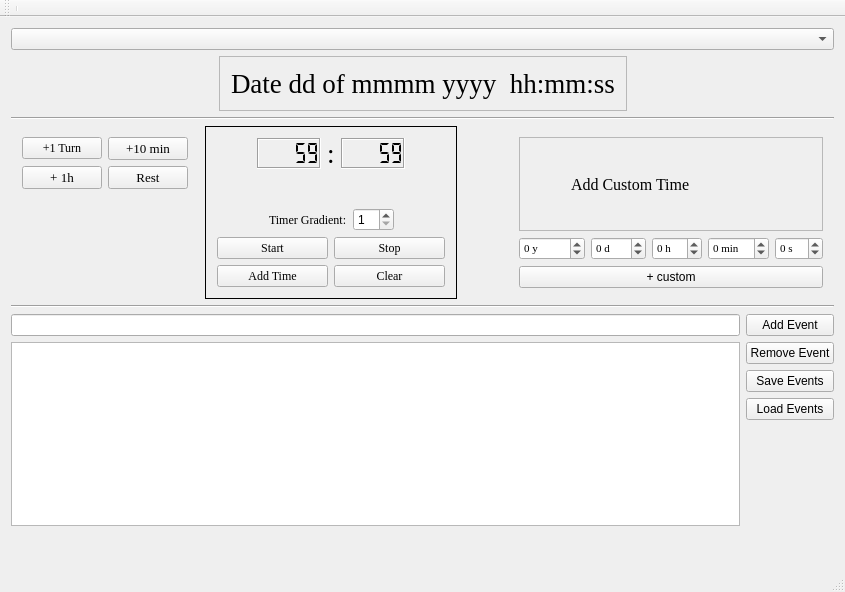
This is mainwindow.ui in HTalarmo/dnd-calendar as Qt 5 draws it before an edit. The edited form follows.
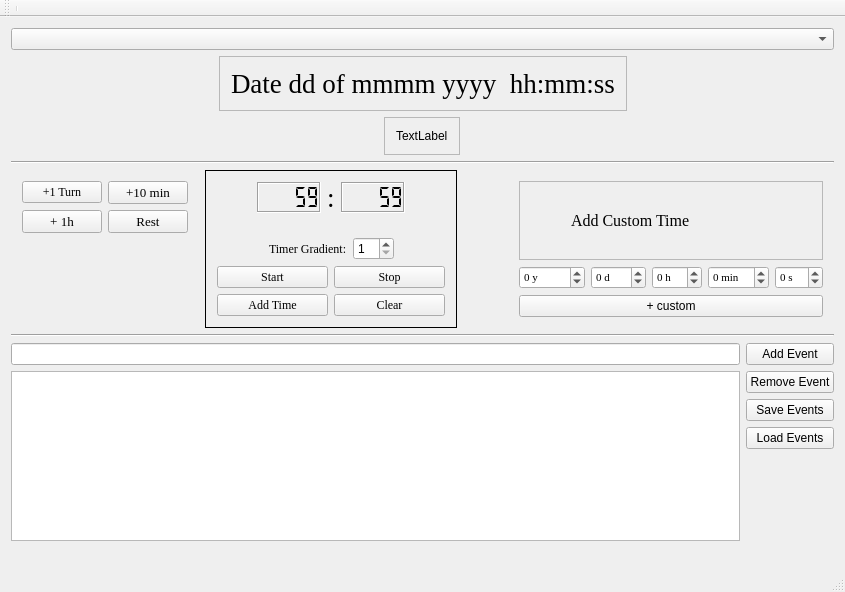
This is the edited form.

Commit message: The thing can now draw a moon

```diff
--- a/mainwindow.ui
+++ b/mainwindow.ui
@@ -79,6 +79,25 @@
       </item>
      </layout>
     </item>
+    <item alignment="Qt::AlignHCenter">
+     <widget class="QFrame" name="frame">
+      <property name="frameShape">
+       <enum>QFrame::StyledPanel</enum>
+      </property>
+      <property name="frameShadow">
+       <enum>QFrame::Raised</enum>
+      </property>
+      <layout class="QHBoxLayout" name="horizontalLayout">
+       <item>
+        <widget class="QLabel" name="moon_test_label">
+         <property name="text">
+          <string>TextLabel</string>
+         </property>
+        </widget>
+       </item>
+      </layout>
+     </widget>
+    </item>
     <item>
      <widget class="Line" name="line">
       <property name="orientation">
```
The commit also changes 4 other files.
